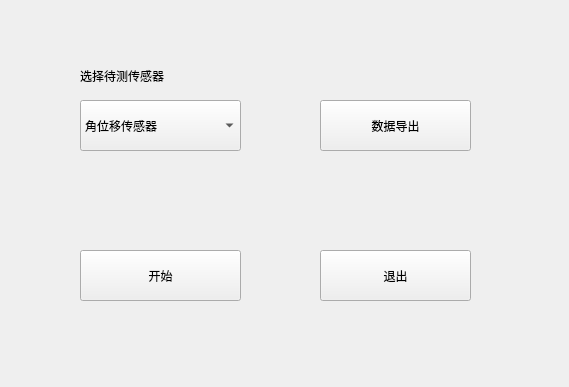
The window that mainwindow.ui (Dirck-YHP/Proj_sensor_detect) describes before a commit, drawn with Qt 5.
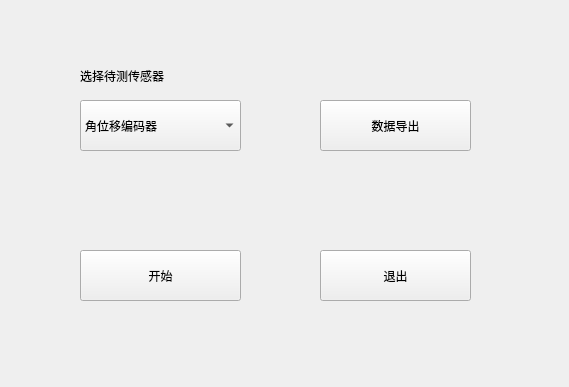
The same window after the commit.

Diff of the .ui file:
```diff
--- a/mainwindow.ui
+++ b/mainwindow.ui
@@ -50,7 +50,7 @@
    </property>
    <item>
     <property name="text">
-     <string>角位移传感器</string>
+     <string>角位移编码器</string>
     </property>
    </item>
    <item>
```
Left out of the diff: 2 changed lines with no effect on the pictures.
